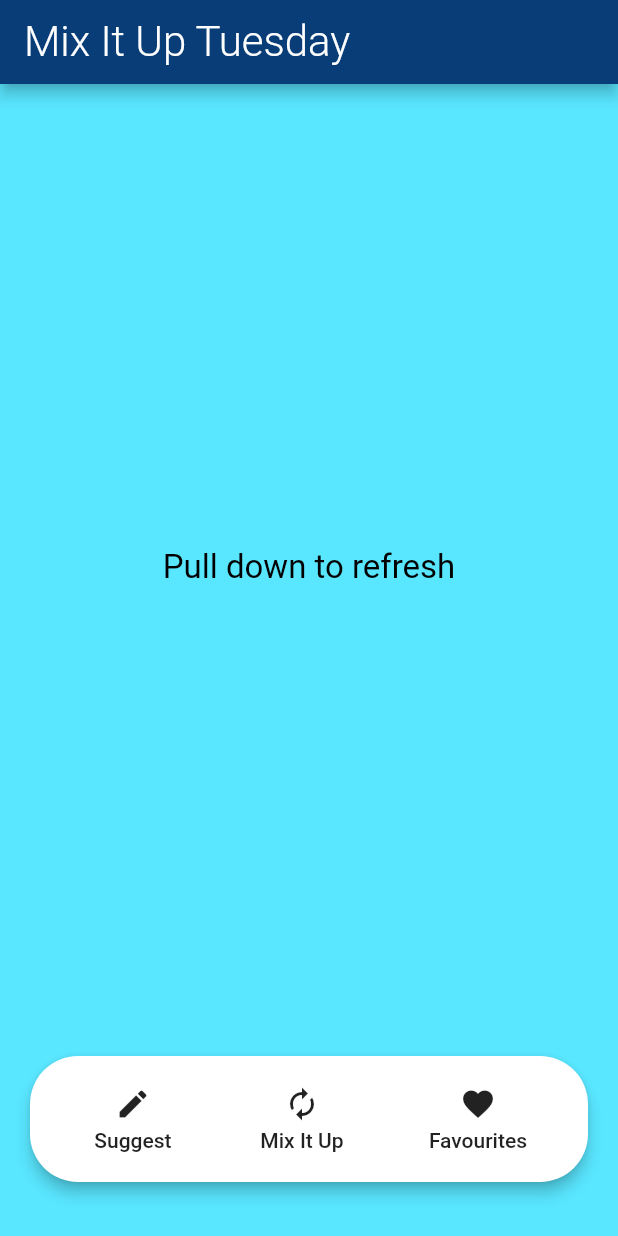
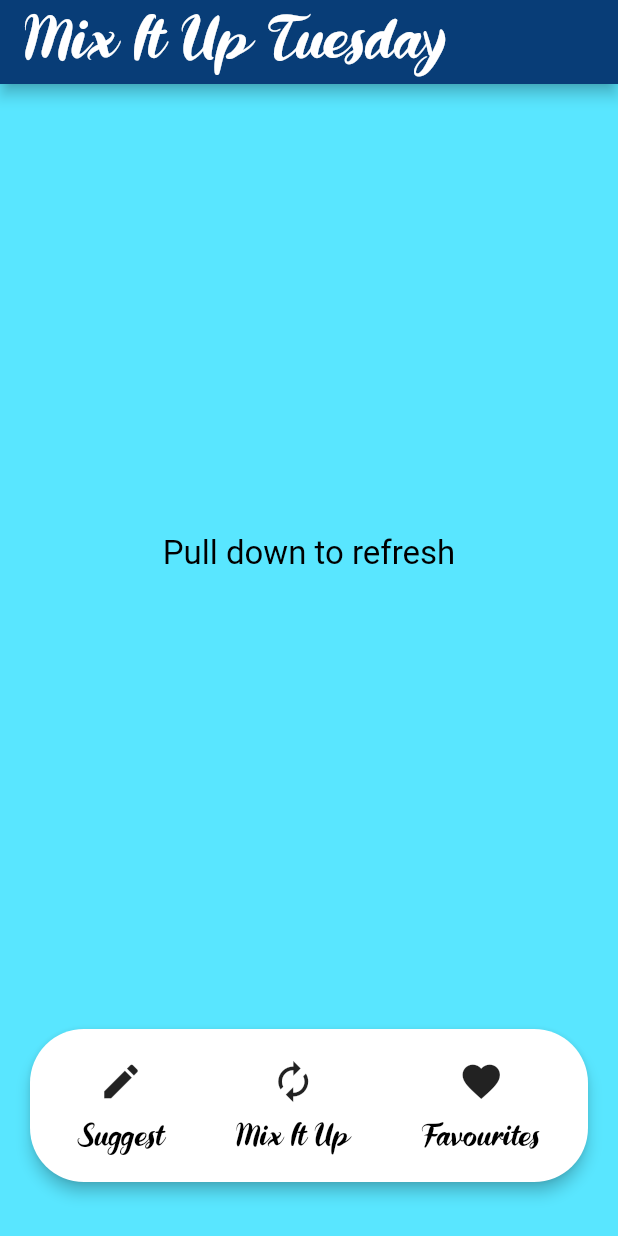
Before and after one commit to matt-malarkey/mix-it-up, a Flutter app: the screen it shows after launch, on a phone screen of 412 x 824 dp. Run offline on Flutter 3.47's test engine with Material 2 defaults, Android fonts, the phone set to English and light mode, and no system bars.

Commit message:
Add nice font, extract nav bar button to widget for reuse

```diff
--- a/lib/home.dart
+++ b/lib/home.dart
@@ -1,6 +1,7 @@
 import 'package:flutter/cupertino.dart';
 import 'package:flutter/material.dart';
 import 'package:mix_it_up_tuesdays/tabs/mix_it_up.dart';
+import 'package:mix_it_up_tuesdays/widgets/icon_button.dart';
 
 class HomeScreen extends StatefulWidget {
   @override
@@ -20,27 +21,11 @@ class HomeScreenState extends State<HomeScreen> {
     ),
   ];
 
-  Widget _navItem(String text, IconData icon, int index) => Padding(
-    padding: const EdgeInsets.symmetric(vertical: 4.0),
-    child: FlatButton(
-          shape: CircleBorder(),
-          clipBehavior: Clip.none,
-          child: Column(
-            mainAxisSize: MainAxisSize.min,
-            children: <Widget>[
-              Padding(
-                padding: const EdgeInsets.only(top: 16.0),
-                child: Icon(icon),
-              ),
-              Padding(
-                padding: const EdgeInsets.only(top: 4.0, bottom: 16.0),
-                child: Text(text),
-              ),
-            ],
-          ),
-          onPressed: () => setState(() => _selectedIndex = index),
-        ),
-  );
+  Widget _navItem(String text, IconData icon, int index) => StyledIconButton(
+        text: text,
+        icon: icon,
+        callback: () => setState(() => _selectedIndex = index),
+      );
 
   @override
   Widget build(BuildContext context) {
@@ -54,7 +39,7 @@ class HomeScreenState extends State<HomeScreen> {
       bottomNavigationBar: Padding(
         padding: const EdgeInsets.only(bottom: 32.0, left: 16.0, right: 16.0),
         child: Card(
-          shape: RoundedRectangleBorder(borderRadius: BorderRadius.circular(32.0)),
+          shape: RoundedRectangleBorder(borderRadius: BorderRadius.circular(36.0)),
           clipBehavior: Clip.antiAlias,
           child: Row(
             mainAxisSize: MainAxisSize.max,
--- a/lib/theme.dart
+++ b/lib/theme.dart
@@ -37,18 +37,24 @@ final largeBorderRadius = BorderRadius.circular(32.0);
 
 TextTheme _textWith({@required Color color}) => TextTheme(
       headline: TextStyle(
+        fontFamily: 'DR',
+        fontFamilyFallback: const ['Roboto'],
         color: color,
         fontSize: 40,
         fontWeight: FontWeight.w600,
       ),
       subhead: TextStyle(
+        fontFamily: 'DR',
+        fontFamilyFallback: const ['Roboto'],
         color: color,
         fontSize: 28,
         fontWeight: FontWeight.w300,
       ),
       title: TextStyle(
+        fontFamily: 'DR',
+        fontFamilyFallback: const ['Roboto'],
         color: color,
-        fontSize: 28,
+        fontSize: 40,
         fontWeight: FontWeight.w300,
       ),
       subtitle: TextStyle(
--- a/lib/widgets/heart_button.dart
+++ b/lib/widgets/favourite_button.dart
@@ -23,7 +23,6 @@ class HeartButtonState extends State<HeartButton> {
               color: Theme.of(context).accentColor,
             )
           : Icon(Icons.favorite, color: Theme.of(context).accentColor,),
-      key: UniqueKey(),
     );
   }
 }
--- /dev/null
+++ b/lib/widgets/icon_button.dart
@@ -0,0 +1,45 @@
+import 'package:flutter/material.dart';
+
+class StyledIconButton extends StatelessWidget {
+  const StyledIconButton({Key key, @required this.text, @required this.icon, this.callback})
+      : super(key: key);
+
+  final String text;
+  final IconData icon;
+  final dynamic callback;
+
+  @override
+  Widget build(BuildContext context) {
+    return Padding(
+      padding: const EdgeInsets.symmetric(vertical: 4.0),
+      child: FlatButton(
+        shape: CircleBorder(),
+        clipBehavior: Clip.none,
+        child: Column(
+          mainAxisSize: MainAxisSize.min,
+          children: <Widget>[
+            Padding(
+              padding: const EdgeInsets.only(top: 16.0),
+              child: Icon(
+                icon,
+                size: 30,
+              ),
+            ),
+            Padding(
+              padding: const EdgeInsets.only(top: 12.0, bottom: 16.0),
+              child: Text(
+                text,
+                style: Theme.of(context).textTheme.caption.copyWith(
+                  fontSize: 20,
+                  fontFamily: 'DR',
+                  fontFamilyFallback: const ['Roboto'],
+                ),
+              ),
+            ),
+          ],
+        ),
+        onPressed: () => callback(),
+      ),
+    );
+  }
+}
--- a/pubspec.yaml
+++ b/pubspec.yaml
@@ -20,3 +20,8 @@ dev_dependencies:
 
 flutter:
   uses-material-design: true
+
+  fonts:
+    - family: DR
+      fonts:
+        - asset: fonts/Daddy-Rewind.ttf
```
Also changed, not shown: fonts/Daddy-Rewind.ttf (added).
